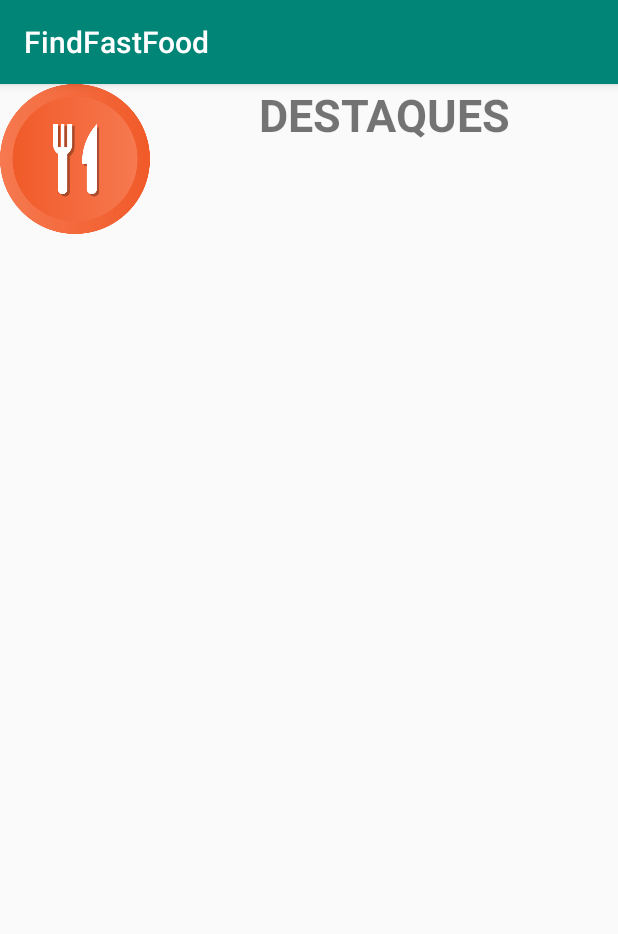
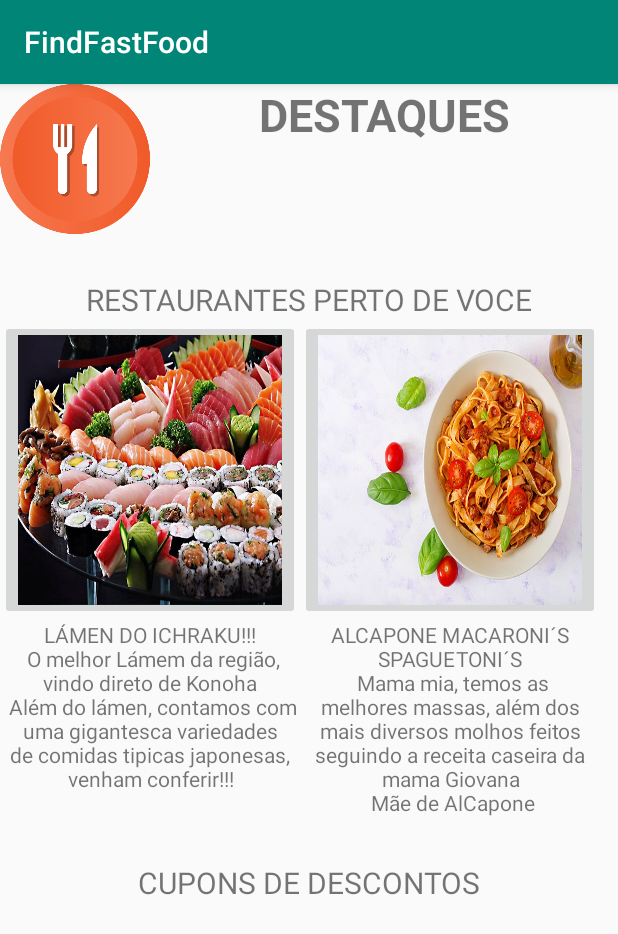
Before and after one commit to ParzivalMarcos/FindFastFoodDefinitivo, an Android app: the TelaPrincipal screen opened directly, with no data from a screen before it, on a phone screen of 412 x 824 dp. Shown: the top 934 px of the screen. Run offline under Robolectric (Android 15) with nearby library versions, the phone set to English and light mode, and no system bars.

Commit message:
Implementado a maioria dos recursos da tela principal, bem como validação do usuario "admin"

```diff
--- a/app/src/main/java/com/example/findfastfood/MainActivity.java
+++ b/app/src/main/java/com/example/findfastfood/MainActivity.java
@@ -14,6 +14,7 @@ public class MainActivity extends AppCompatActivity {
     EditText txtLogin;
     EditText txtPass;
     Button btnLogin;
+    TextView txtError;
 
     @Override
     protected void onCreate(Bundle savedInstanceState) {
@@ -22,6 +23,7 @@ public class MainActivity extends AppCompatActivity {
         this.btnLogin = findViewById(R.id.btnLogin);
         this.txtLogin = findViewById(R.id.txtLogin);
         this.txtPass = findViewById(R.id.txtPass);
+        this.txtError = findViewById(R.id.txtError);
     }
 
     public void Logar(View view){
@@ -29,8 +31,13 @@ public class MainActivity extends AppCompatActivity {
         String senha = txtPass.getText().toString();
 
         Intent it = new Intent(this,TelaPrincipal.class);
-        it.putExtra("login", login);
-        it.putExtra("senha", senha);
-        startActivity(it);
+        //it.putExtra("login", login);
+        //it.putExtra("senha", senha);
+
+        if (login.equals("admin") && senha.equals("admin")){
+            startActivity(it);
+        }else{
+            this.txtError.setText("Usuario e/ou Senha incorretos");
+        }
     }
 }
--- a/app/src/main/res/layout/activity_main.xml
+++ b/app/src/main/res/layout/activity_main.xml
@@ -32,7 +32,7 @@
         android:layout_marginEnd="96dp"
         android:layout_marginBottom="51dp"
         android:ems="10"
-        android:hint="Logino"
+        android:hint="Login"
         android:inputType="textPersonName"
         app:layout_constraintBottom_toTopOf="@+id/txtPass"
         app:layout_constraintEnd_toEndOf="parent"
@@ -55,4 +55,17 @@
         app:layout_constraintStart_toStartOf="parent"
         app:layout_constraintTop_toBottomOf="@+id/txtLogin" />
 
+    <TextView
+        android:id="@+id/txtError"
+        android:layout_width="wrap_content"
+        android:layout_height="wrap_content"
+        android:layout_marginStart="166dp"
+        android:layout_marginTop="80dp"
+        android:layout_marginEnd="186dp"
+        android:layout_marginBottom="81dp"
+        app:layout_constraintBottom_toBottomOf="parent"
+        app:layout_constraintEnd_toEndOf="parent"
+        app:layout_constraintStart_toStartOf="parent"
+        app:layout_constraintTop_toBottomOf="@+id/btnLogin" />
+
 </androidx.constraintlayout.widget.ConstraintLayout>
--- a/app/src/main/res/layout/activity_tela_principal.xml
+++ b/app/src/main/res/layout/activity_tela_principal.xml
@@ -5,14 +5,20 @@
     android:layout_width="match_parent"
     android:layout_height="match_parent"
     tools:context=".TelaPrincipal"
-    android:orientation="vertical">
+    android:orientation="horizontal">
 
     <ScrollView
         android:layout_width="match_parent"
         android:layout_height="match_parent">
         <LinearLayout
+            android:id="@+id/layoutTotal"
+            android:orientation="vertical"
             android:layout_width="match_parent"
-            android:layout_height="match_parent"
+            android:layout_height="wrap_content">
+            <LinearLayout
+                android:id="@+id/destaques"
+                android:layout_width="match_parent"
+                android:layout_height="100dp"
                 android:orientation="horizontal">
                 <ImageView
                     android:layout_width="100dp"
@@ -26,18 +32,82 @@
                     android:text="DESTAQUES"
                     android:textAlignment="center"
                     android:textSize="30sp"
-                android:textStyle="bold" />
+                    android:textStyle="bold" >
+                </TextView>
+            </LinearLayout>
+            <LinearLayout
+                android:orientation="vertical"
+                android:id="@+id/vazio"
+                android:layout_width="match_parent"
+                android:layout_height="30dp"></LinearLayout>
+            <LinearLayout
+                android:layout_width="match_parent"
+                android:layout_height="match_parent">
+                <TextView
+                    android:layout_width="match_parent"
+                    android:layout_height="match_parent"
+                    android:text="RESTAURANTES PERTO DE VOCE"
+                    android:textAlignment="center"
+                    android:textSize="20dp">
+
+                </TextView>
+            </LinearLayout>
+            <LinearLayout
+                android:id="@+id/telasRestaurantes"
+                android:orientation="vertical"
+                android:layout_width="match_parent"
+                android:layout_height="wrap_content">
+                <LinearLayout
+                    android:orientation="horizontal"
+                    android:layout_width="match_parent"
+                    android:layout_height="wrap_content">
+                        <ImageButton
+                            android:id="@+id/btnJaponesa"
+                            android:layout_width="200dp"
+                            android:layout_height="200dp"
+                            android:src="@drawable/catcomidajaponesa"
+                            android:scaleType="fitXY"></ImageButton>
+                        <ImageButton
+                            android:id="@+id/btnItaliana"
+                            android:layout_width="200dp"
+                            android:layout_height="200dp"
+                            android:src="@drawable/catcomidaitaliana"
+                            android:scaleType="fitXY"></ImageButton>
+                </LinearLayout>
                 <LinearLayout
                     android:orientation="horizontal"
                     android:layout_width="match_parent"
                     android:layout_height="wrap_content">
                     <TextView
+                        android:textAlignment="center"
+                        android:layout_width="200dp"
+                        android:layout_height="wrap_content"
+                        android:text="@string/japonesa"></TextView>
+                    <TextView
+                        android:textAlignment="center"
+                        android:layout_width="200dp"
+                        android:layout_height="wrap_content"
+                        android:text="@string/italiana"></TextView>
+                </LinearLayout>
+            </LinearLayout>
+            <LinearLayout
+                android:orientation="vertical"
+                android:id="@+id/vazioS"
                 android:layout_width="match_parent"
-                    android:layout_height="wrap_content"
-                    android:text="Teste">
+                android:layout_height="30dp"></LinearLayout>
+            <LinearLayout
+                android:layout_width="match_parent"
+                android:layout_height="match_parent">
+                <TextView
+                    android:layout_width="match_parent"
+                    android:layout_height="match_parent"
+                    android:text="CUPONS DE DESCONTOS"
+                    android:textAlignment="center"
+                    android:textSize="20dp"></TextView>
+            </LinearLayout>
 
-                </TextView>
-            </LinearLayout>
+
+
         </LinearLayout>
     </ScrollView>
 </LinearLayout>
--- a/app/src/main/res/values/strings.xml
+++ b/app/src/main/res/values/strings.xml
@@ -1,3 +1,13 @@
 <resources>
     <string name="app_name">FindFastFood</string>
+
+    <string name="japonesa">LÁMEN DO ICHRAKU!!!\n
+    O melhor Lámem da região, vindo direto de Konoha\n
+    Além do lámen, contamos com uma gigantesca variedades
+    de comidas tipicas japonesas, venham conferir!!!</string>
+
+    <string name="italiana">ALCAPONE MACARONI´S SPAGUETONI´S\n
+    Mama mia, temos as melhores massas, além dos mais diversos molhos
+    feitos seguindo a receita caseira da mama Giovana\n
+    Mãe de AlCapone</string>
 </resources>
```
Lines whose indentation alone changed are shown as unchanged.
